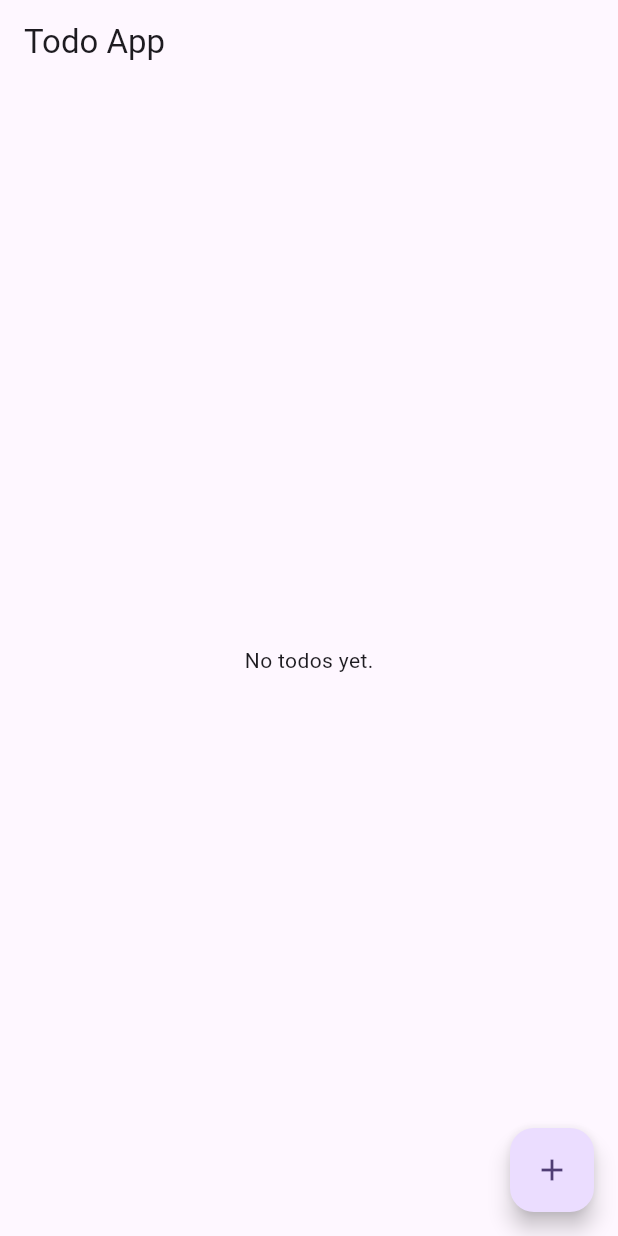
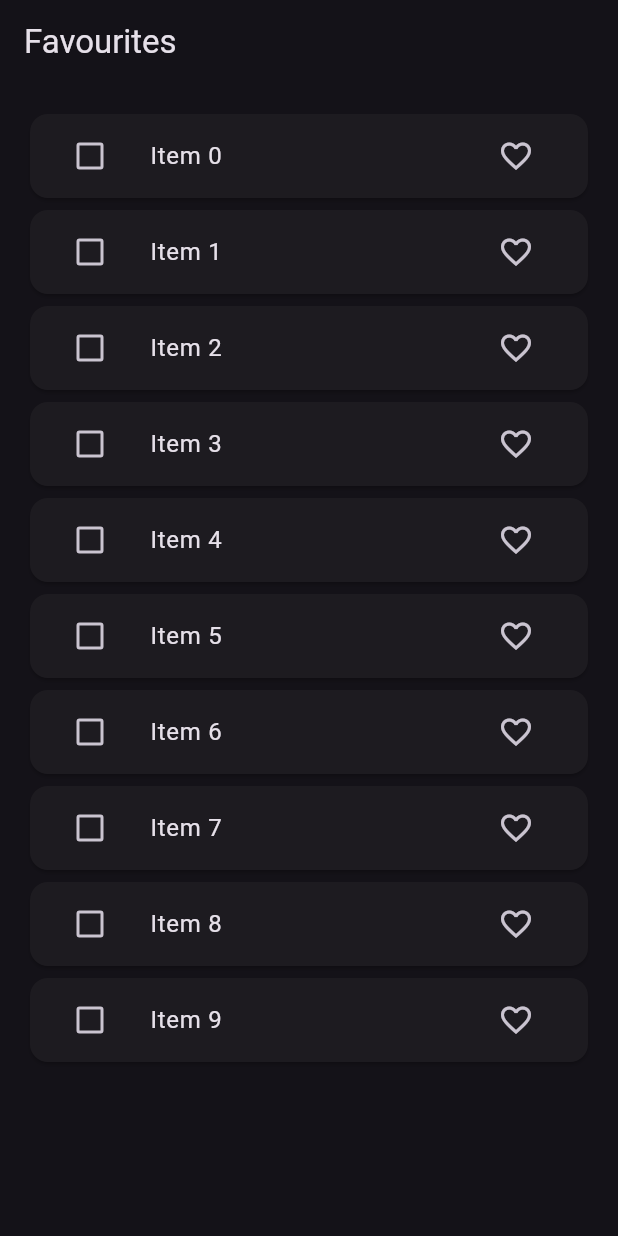
Before and after one commit to nabind47/bloc_flutter, a Flutter app: the screen it shows after launch, on a phone screen of 412 x 824 dp. Run offline on Flutter 3.47's test engine with Material 3 defaults, Android fonts, the light colour scheme and no system bars; our stand-ins replace bloc, equatable, flutter_bloc, image_picker.

Commit message:
feat: favourites bloc

```diff
--- /dev/null
+++ b/lib/bloc/favourite/favourite_bloc.dart
@@ -0,0 +1,70 @@
+import 'package:bloc/bloc.dart';
+import 'package:bloc_flutter/model/favourite_item_model.dart';
+import 'package:bloc_flutter/repository/favourite_repository.dart';
+import 'package:equatable/equatable.dart';
+
+part 'favourite_event.dart';
+part 'favourite_state.dart';
+
+class FavouriteBloc extends Bloc<FavouriteEvent, FavouriteState> {
+  List<FavouriteItemModel> favouriteList = [];
+  List<FavouriteItemModel> tempFavouriteList = [];
+  FavouriteRepository favouriteRepository;
+
+  FavouriteBloc(this.favouriteRepository) : super(const FavouriteState()) {
+    on<FetchFavouriteList>(_fetchList);
+    on<FavouriteItem>(_favouriteItem);
+    on<SelectItem>(_selectItem);
+    on<UnSelectItem>(_unSelectItem);
+    on<DeleteItem>(_deleteItem);
+  }
+
+  void _fetchList(
+      FetchFavouriteList event, Emitter<FavouriteState> emit) async {
+    favouriteList = await favouriteRepository.fetchItems();
+    emit(state.copyWith(
+        favouriteList: List.from(favouriteList),
+        listStatus: ListStatus.success));
+  }
+
+  void _favouriteItem(FavouriteItem event, Emitter<FavouriteState> emit) {
+    final index =
+        favouriteList.indexWhere((element) => element.id == event.item.id);
+
+    if (event.item.isFavourite) {
+      if (tempFavouriteList.contains(favouriteList[index])) {
+        tempFavouriteList.remove(favouriteList[index]);
+        tempFavouriteList.add(event.item);
+      }
+    } else {
+      if (tempFavouriteList.contains(favouriteList[index])) {
+        tempFavouriteList.remove(favouriteList[index]);
+        tempFavouriteList.add(event.item);
+      }
+    }
+    favouriteList[index] = event.item;
+    emit(state.copyWith(
+        favouriteList: List.from(favouriteList),
+        tempFavouriteList: List.from(tempFavouriteList)));
+  }
+
+  void _selectItem(SelectItem event, Emitter<FavouriteState> emit) {
+    tempFavouriteList.add(event.item);
+    emit(state.copyWith(tempFavouriteList: List.from(tempFavouriteList)));
+  }
+
+  void _unSelectItem(UnSelectItem event, Emitter<FavouriteState> emit) {
+    tempFavouriteList.remove(event.item);
+    emit(state.copyWith(tempFavouriteList: List.from(tempFavouriteList)));
+  }
+
+  void _deleteItem(DeleteItem event, Emitter<FavouriteState> emit) {
+    for (var i = 0; i < tempFavouriteList.length; i++) {
+      favouriteList.remove(tempFavouriteList[i]);
+    }
+    tempFavouriteList.clear();
+    emit(state.copyWith(
+        favouriteList: List.from(favouriteList),
+        tempFavouriteList: List.from(tempFavouriteList)));
+  }
+}
--- /dev/null
+++ b/lib/bloc/favourite/favourite_event.dart
@@ -0,0 +1,30 @@
+part of 'favourite_bloc.dart';
+
+abstract class FavouriteEvent extends Equatable {
+  const FavouriteEvent();
+
+  @override
+  List<Object> get props => [];
+}
+
+class FetchFavouriteList extends FavouriteEvent {}
+
+class FavouriteItem extends FavouriteEvent {
+  final FavouriteItemModel item;
+
+  const FavouriteItem({required this.item});
+}
+
+class SelectItem extends FavouriteEvent {
+  final FavouriteItemModel item;
+
+  const SelectItem({required this.item});
+}
+
+class UnSelectItem extends FavouriteEvent {
+  final FavouriteItemModel item;
+
+  const UnSelectItem({required this.item});
+}
+
+class DeleteItem extends FavouriteEvent {}
--- /dev/null
+++ b/lib/bloc/favourite/favourite_state.dart
@@ -0,0 +1,28 @@
+part of 'favourite_bloc.dart';
+
+enum ListStatus { loading, success, failure }
+
+class FavouriteState extends Equatable {
+  final List<FavouriteItemModel> favouriteList;
+  final List<FavouriteItemModel> tempFavouriteList;
+  final ListStatus listStatus;
+
+  const FavouriteState({
+    this.favouriteList = const [],
+    this.tempFavouriteList = const [],
+    this.listStatus = ListStatus.loading,
+  });
+
+  FavouriteState copyWith(
+      {List<FavouriteItemModel>? favouriteList,
+      List<FavouriteItemModel>? tempFavouriteList,
+      ListStatus? listStatus}) {
+    return FavouriteState(
+        favouriteList: favouriteList ?? this.favouriteList,
+        tempFavouriteList: tempFavouriteList ?? this.tempFavouriteList,
+        listStatus: listStatus ?? this.listStatus);
+  }
+
+  @override
+  List<Object?> get props => [favouriteList, listStatus, tempFavouriteList];
+}
--- a/lib/main.dart
+++ b/lib/main.dart
@@ -1,8 +1,10 @@
 import 'package:bloc_flutter/bloc/counter/counter_bloc.dart';
+import 'package:bloc_flutter/bloc/favourite/favourite_bloc.dart';
 import 'package:bloc_flutter/bloc/image_picker/image_picker_bloc.dart';
 import 'package:bloc_flutter/bloc/switch/switch_bloc.dart';
 import 'package:bloc_flutter/bloc/todo/to_do_bloc.dart';
-import 'package:bloc_flutter/ui/to_do_screen.dart';
+import 'package:bloc_flutter/repository/favourite_repository.dart';
+import 'package:bloc_flutter/ui/favourite_screen.dart';
 import 'package:bloc_flutter/utils/image_picker_utils.dart';
 import 'package:flutter/material.dart';
 import 'package:flutter_bloc/flutter_bloc.dart';
@@ -23,15 +25,17 @@ class MyApp extends StatelessWidget {
         BlocProvider(create: (_) => SwitchBloc()),
         BlocProvider(create: (_) => ToDoBloc()),
         BlocProvider(create: (_) => ImagePickerBloc(ImagePickerUtils())),
+        BlocProvider(create: (_) => FavouriteBloc(FavouriteRepository())),
       ],
       child: MaterialApp(
         title: 'Flutter Bloc',
         debugShowCheckedModeBanner: false,
+        themeMode: ThemeMode.dark,
         theme: ThemeData(
-          colorScheme: ColorScheme.fromSeed(seedColor: Colors.deepPurple),
+          brightness: Brightness.dark,
           useMaterial3: true,
         ),
-        home: const ToDoScreen(),
+        home: const FavouriteScreen(),
       ),
     );
   }
--- /dev/null
+++ b/lib/model/favourite_item_model.dart
@@ -0,0 +1,28 @@
+import 'package:equatable/equatable.dart';
+
+class FavouriteItemModel extends Equatable {
+  final String id;
+  final String value;
+  final bool isDeleting;
+  final bool isFavourite;
+
+  const FavouriteItemModel({
+    required this.id,
+    required this.value,
+    this.isDeleting = false,
+    this.isFavourite = false,
+  });
+
+  FavouriteItemModel copyWith(
+      {String? id, String? value, bool? isDeleting, bool? isFavourite}) {
+    return FavouriteItemModel(
+      id: id ?? this.id,
+      value: value ?? this.value,
+      isDeleting: isDeleting ?? this.isDeleting,
+      isFavourite: isDeleting ?? this.isFavourite,
+    );
+  }
+
+  @override
+  List<Object> get props => [id, value, isDeleting, isFavourite];
+}
--- /dev/null
+++ b/lib/repository/favourite_repository.dart
@@ -0,0 +1,19 @@
+import 'package:bloc_flutter/model/favourite_item_model.dart';
+
+class FavouriteRepository {
+  Future<List<FavouriteItemModel>> fetchItems() async {
+    await Future<void>.delayed(const Duration(seconds: 3));
+    return List.of(_generateItemsList(10));
+  }
+
+  List<FavouriteItemModel> _generateItemsList(int length) {
+    return List.generate(
+      length,
+      (index) => FavouriteItemModel(id: '$index', value: 'Item $index'),
+    );
+  }
+
+  Future<void> deleteItem(String id) async {
+    await Future<void>.delayed(const Duration(seconds: 2));
+  }
+}
--- /dev/null
+++ b/lib/ui/favourite_screen.dart
@@ -0,0 +1,109 @@
+import 'package:bloc_flutter/bloc/favourite/favourite_bloc.dart';
+import 'package:bloc_flutter/model/favourite_item_model.dart';
+import 'package:flutter/material.dart';
+import 'package:flutter_bloc/flutter_bloc.dart';
+
+class FavouriteScreen extends StatefulWidget {
+  const FavouriteScreen({super.key});
+
+  @override
+  State<FavouriteScreen> createState() => _FavouriteScreenState();
+}
+
+class _FavouriteScreenState extends State<FavouriteScreen> {
+  @override
+  void initState() {
+    super.initState();
+
+    context.read<FavouriteBloc>().add(FetchFavouriteList());
+  }
+
+  @override
+  Widget build(BuildContext context) {
+    return Scaffold(
+      appBar: AppBar(
+        title: const Text("Favourites"),
+        actions: [
+          BlocBuilder<FavouriteBloc, FavouriteState>(
+            builder: (context, state) {
+              return Visibility(
+                visible: state.tempFavouriteList.isNotEmpty ? true : false,
+                child: IconButton(
+                    onPressed: () {
+                      context.read<FavouriteBloc>().add(DeleteItem());
+                    },
+                    icon: const Icon(
+                      Icons.delete,
+                      color: Colors.red,
+                    )),
+              );
+            },
+          )
+        ],
+      ),
+      body: Padding(
+        padding: const EdgeInsets.all(16.0),
+        child: BlocBuilder<FavouriteBloc, FavouriteState>(
+          builder: (context, state) {
+            switch (state.listStatus) {
+              case ListStatus.loading:
+                return const Center(
+                  child: CircularProgressIndicator(),
+                );
+              case ListStatus.failure:
+                return const Center(
+                  child: CircularProgressIndicator(),
+                );
+              case ListStatus.success:
+                return ListView.builder(
+                  itemCount: state.favouriteList.length,
+                  itemBuilder: (context, index) {
+                    final item = state.favouriteList[index];
+
+                    return Card(
+                      child: ListTile(
+                        leading: Checkbox(
+                          value: state.tempFavouriteList.contains(item)
+                              ? true
+                              : false,
+                          onChanged: (value) {
+                            if (value!) {
+                              context
+                                  .read<FavouriteBloc>()
+                                  .add(SelectItem(item: item));
+                            } else {
+                              context
+                                  .read<FavouriteBloc>()
+                                  .add(UnSelectItem(item: item));
+                            }
+                          },
+                        ),
+                        title: Text(item.value.toString()),
+                        trailing: IconButton(
+                            onPressed: () {
+                              FavouriteItemModel itemModel = FavouriteItemModel(
+                                  id: item.id,
+                                  value: item.value,
+                                  isFavourite: item.isFavourite ? false : true);
+
+                              context
+                                  .read<FavouriteBloc>()
+                                  .add(FavouriteItem(item: itemModel));
+                            },
+                            icon: Icon(item.isFavourite
+                                ? Icons.favorite
+                                : Icons.favorite_outline)),
+                      ),
+                    );
+                  },
+                );
+
+              default:
+                return Container();
+            }
+          },
+        ),
+      ),
+    );
+  }
+}
```
